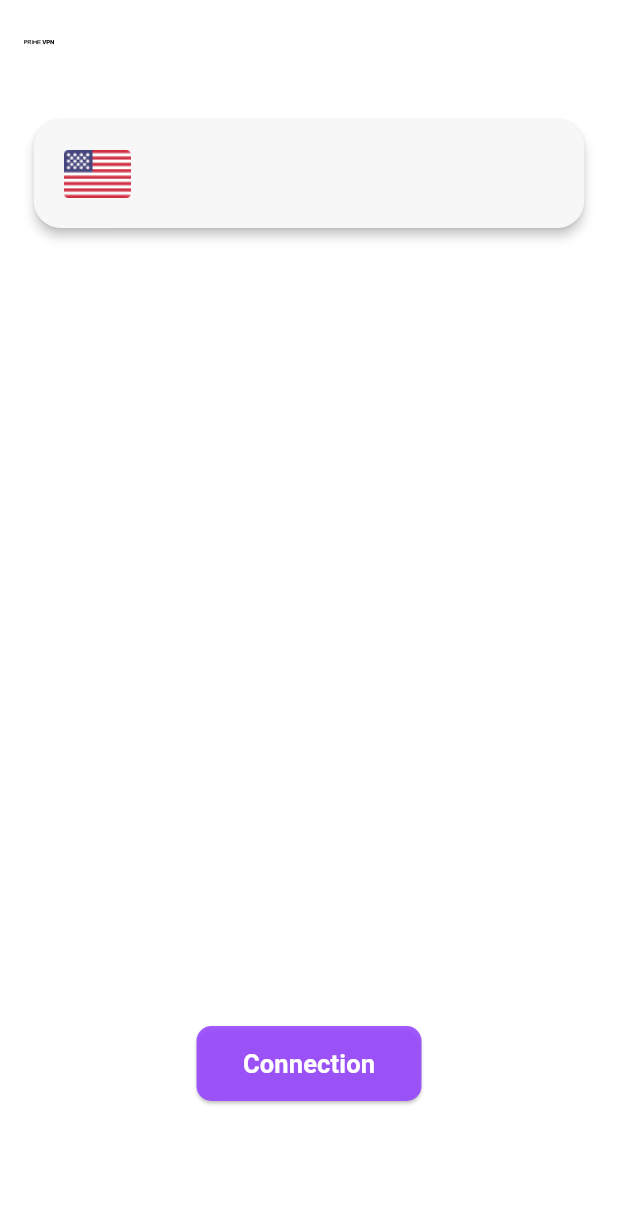
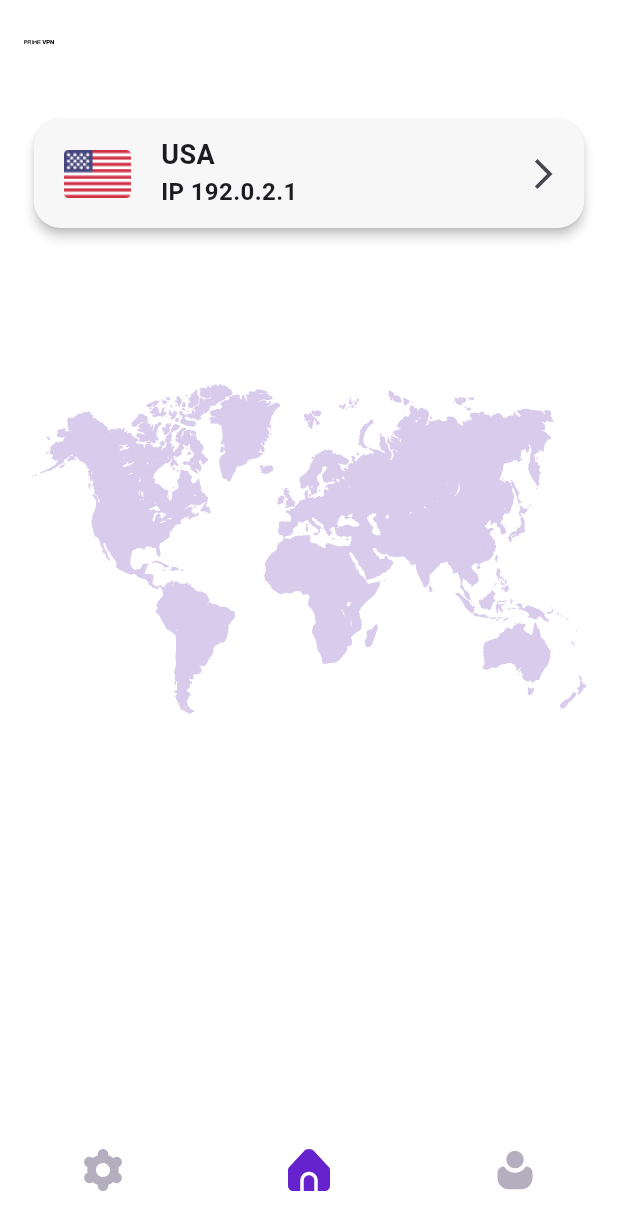
Before and after one commit to Matvey0808/vpn_app, a Flutter app: the screen it shows after launch, on a phone screen of 412 x 824 dp. Shown: the top 1230 px of the screen. Run offline on Flutter 3.47's test engine with Material 3 defaults, Android fonts, the phone set to English and light mode, and no system bars; our stand-ins replace flutter_svg.

Commit message:
Доделал главный экран

```diff
--- a/lib/screens/home_screen.dart
+++ b/lib/screens/home_screen.dart
@@ -20,37 +20,59 @@ class MyHomePage extends StatelessWidget {
       backgroundColor: Color.fromARGB(255, 255, 255, 255),
       body: SafeArea(
         child: Column(
-          mainAxisAlignment: MainAxisAlignment.spaceBetween,
+          mainAxisAlignment: MainAxisAlignment.start,
           children: [
             Padding(
               padding: const EdgeInsets.only(top: 20),
               child: CardPrimeVPN(country: countries[0]),
             ),
             Center(
-              child: Padding(
-                padding: const EdgeInsets.only(bottom: 90),
-                child: SizedBox(
-                  width: 150,
-                  height: 50,
-                  child: ElevatedButton(
+              child: SizedBox(
+                width: 370,
+                height: 370,
+                child: Padding(
+                  padding: const EdgeInsets.only(top: 50),
+                  child: SvgPicture.asset("assets/images/world map.svg"),
+                ),
+              ),
+            ),
+            Row(
+              mainAxisAlignment: MainAxisAlignment.spaceAround,
+              children: [
+                Padding(
+                  padding: const EdgeInsets.only(top: 230),
+                  child: IconButton(
                     onPressed: () {},
-                    style: ElevatedButton.styleFrom(
-                      backgroundColor: Color.fromARGB(222, 149, 67, 255),
-                      shape: RoundedRectangleBorder(
-                        borderRadius: BorderRadius.circular(10),
-                      ),
-                    ),
-                    child: Text(
-                      "Connection",
-                      style: TextStyle(
-                        fontSize: 17,
-                        fontWeight: FontWeight.bold,
-                        color: Colors.white,
-                      ),
+                    icon: SvgPicture.asset(
+                      "assets/images/settings.svg",
+                      width: 28,
+                      height: 28,
                     ),
                   ),
                 ),
-              ),
+                Padding(
+                  padding: const EdgeInsets.only(top: 230),
+                  child: IconButton(
+                    onPressed: () {},
+                    icon: SvgPicture.asset(
+                      "assets/images/home.svg",
+                      width: 28,
+                      height: 28,
+                    ),
+                  ),
+                ),
+                Padding(
+                  padding: const EdgeInsets.only(top: 230),
+                  child: IconButton(
+                    onPressed: () {},
+                    icon: SvgPicture.asset(
+                      "assets/images/profile.svg",
+                      width: 28,
+                      height: 28,
+                    ),
+                  ),
+                ),
+              ],
             ),
           ],
         ),
--- a/lib/widgets/card.dart
+++ b/lib/widgets/card.dart
@@ -25,6 +25,36 @@ class CardPrimeVPN extends StatelessWidget {
                 padding: const EdgeInsets.all(20.0),
                 child: Image.asset(country.image),
               ),
+              Column(
+                children: [
+                  Padding(
+                    padding: const EdgeInsets.only(top: 10, right: 70),
+                    child: Text(
+                      country.name,
+                      style: TextStyle(
+                        fontSize: 18,
+                        fontWeight: FontWeight.bold,
+                      ),
+                    ),
+                  ),
+                  Padding(
+                    padding: const EdgeInsets.only(right: 15),
+                    child: Row(
+                      children: [
+                        Text(
+                          "IP ${country.ip}",
+                          style: TextStyle(
+                            fontSize: 16,
+                            fontWeight: FontWeight.bold,
+                          ),
+                        ),
+                      ],
+                    ),
+                  ),
+                ],
+              ),
+              SizedBox(width: 125),
+              IconButton(onPressed: () {}, icon: Icon(Icons.arrow_forward_ios)),
             ],
           ),
         ),
```
Also changed, not shown: assets/images/home.svg (added), assets/images/profile.svg (added), assets/images/settings.svg (added), assets/images/world map.svg (added).
